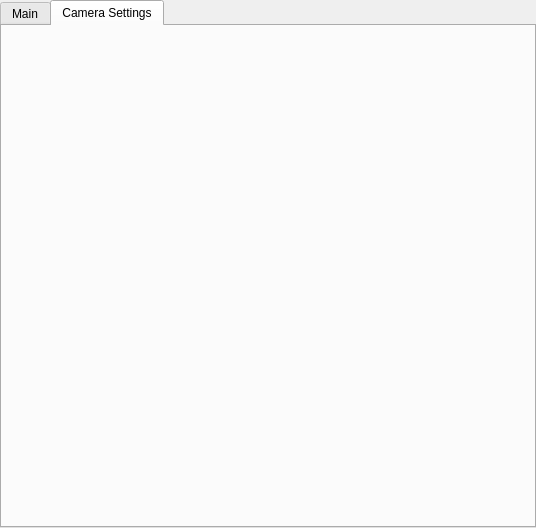
Qt form src/ves/conductor/qt/CameraPlacementTool.ui (multitudinous/ve-suite) before a commit.
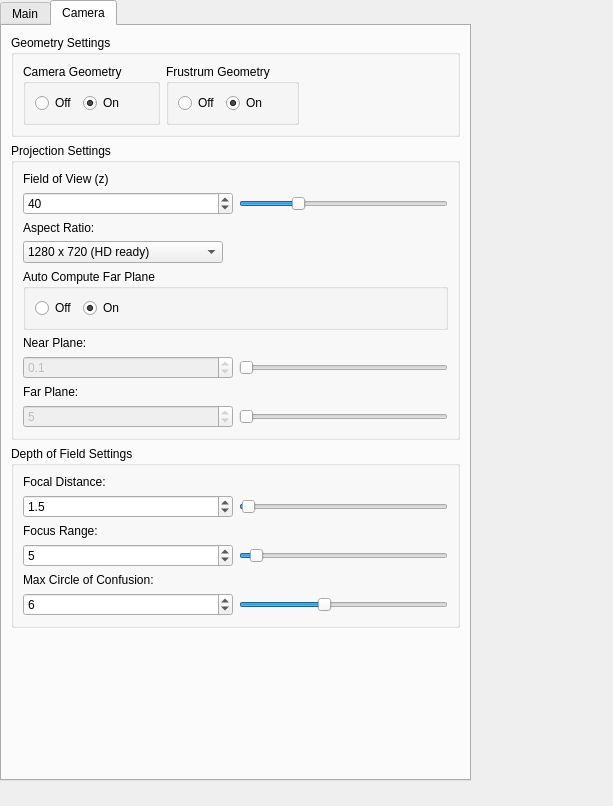
The same form after that commit. The open tabs and pages were chosen to show the change. Icons and pictures are not drawn.

Commit message: update qt panes.

Diff of the .ui file:
```diff
--- a/src/ves/conductor/qt/CameraPlacementTool.ui
+++ b/src/ves/conductor/qt/CameraPlacementTool.ui
@@ -6,22 +6,25 @@
    <rect>
     <x>0</x>
     <y>0</y>
-    <width>536</width>
-    <height>528</height>
+    <width>613</width>
+    <height>806</height>
    </rect>
   </property>
   <property name="windowTitle">
    <string>Form</string>
   </property>
-  <layout class="QHBoxLayout" name="horizontalLayout_5">
-   <property name="spacing">
-    <number>0</number>
-   </property>
-   <property name="margin">
-    <number>0</number>
-   </property>
-   <item>
     <widget class="QTabWidget" name="tabWidget">
+   <property name="geometry">
+    <rect>
+     <x>0</x>
+     <y>0</y>
+     <width>471</width>
+     <height>781</height>
+    </rect>
+   </property>
+   <property name="styleSheet">
+    <string notr="true"/>
+   </property>
      <property name="currentIndex">
       <number>0</number>
      </property>
@@ -255,12 +258,530 @@
      </widget>
      <widget class="QWidget" name="tab_2">
       <attribute name="title">
-       <string>Camera Settings</string>
-      </attribute>
-     </widget>
-    </widget>
-   </item>
-  </layout>
+     <string>Camera</string>
+    </attribute>
+    <layout class="QVBoxLayout" name="verticalLayout_22">
+     <item>
+      <widget class="QGroupBox" name="groupBox_6">
+       <property name="sizePolicy">
+        <sizepolicy hsizetype="Expanding" vsizetype="Fixed">
+         <horstretch>0</horstretch>
+         <verstretch>0</verstretch>
+        </sizepolicy>
+       </property>
+       <property name="styleSheet">
+        <string notr="true"/>
+       </property>
+       <property name="title">
+        <string>Geometry Settings</string>
+       </property>
+       <layout class="QVBoxLayout" name="verticalLayout_12">
+        <item>
+         <layout class="QHBoxLayout" name="horizontalLayout_9">
+          <property name="sizeConstraint">
+           <enum>QLayout::SetDefaultConstraint</enum>
+          </property>
+          <item>
+           <layout class="QHBoxLayout" name="horizontalLayout_5">
+            <item>
+             <widget class="QGroupBox" name="groupBox_9">
+              <property name="sizePolicy">
+               <sizepolicy hsizetype="Preferred" vsizetype="Fixed">
+                <horstretch>0</horstretch>
+                <verstretch>0</verstretch>
+               </sizepolicy>
+              </property>
+              <property name="title">
+               <string>Camera Geometry</string>
+              </property>
+              <layout class="QHBoxLayout" name="horizontalLayout_3">
+               <item>
+                <widget class="QRadioButton" name="radioButton">
+                 <property name="text">
+                  <string>Off</string>
+                 </property>
+                </widget>
+               </item>
+               <item>
+                <widget class="QRadioButton" name="radioButton_2">
+                 <property name="text">
+                  <string>On</string>
+                 </property>
+                 <property name="checked">
+                  <bool>true</bool>
+                 </property>
+                </widget>
+               </item>
+               <item>
+                <spacer name="horizontalSpacer">
+                 <property name="orientation">
+                  <enum>Qt::Horizontal</enum>
+                 </property>
+                 <property name="sizeHint" stdset="0">
+                  <size>
+                   <width>24</width>
+                   <height>16</height>
+                  </size>
+                 </property>
+                </spacer>
+               </item>
+              </layout>
+             </widget>
+            </item>
+            <item>
+             <widget class="QGroupBox" name="groupBox_10">
+              <property name="sizePolicy">
+               <sizepolicy hsizetype="Preferred" vsizetype="Fixed">
+                <horstretch>0</horstretch>
+                <verstretch>0</verstretch>
+               </sizepolicy>
+              </property>
+              <property name="title">
+               <string>Frustrum Geometry</string>
+              </property>
+              <layout class="QHBoxLayout" name="horizontalLayout_4">
+               <item>
+                <widget class="QRadioButton" name="radioButton_3">
+                 <property name="text">
+                  <string>Off</string>
+                 </property>
+                </widget>
+               </item>
+               <item>
+                <widget class="QRadioButton" name="radioButton_4">
+                 <property name="text">
+                  <string>On</string>
+                 </property>
+                 <property name="checked">
+                  <bool>true</bool>
+                 </property>
+                </widget>
+               </item>
+               <item>
+                <spacer name="horizontalSpacer_2">
+                 <property name="orientation">
+                  <enum>Qt::Horizontal</enum>
+                 </property>
+                 <property name="sizeHint" stdset="0">
+                  <size>
+                   <width>19</width>
+                   <height>3</height>
+                  </size>
+                 </property>
+                </spacer>
+               </item>
+              </layout>
+             </widget>
+            </item>
+           </layout>
+          </item>
+          <item>
+           <spacer name="horizontalSpacer_3">
+            <property name="orientation">
+             <enum>Qt::Horizontal</enum>
+            </property>
+            <property name="sizeHint" stdset="0">
+             <size>
+              <width>40</width>
+              <height>20</height>
+             </size>
+            </property>
+           </spacer>
+          </item>
+         </layout>
+        </item>
+       </layout>
+      </widget>
+     </item>
+     <item>
+      <widget class="QGroupBox" name="groupBox_7">
+       <property name="sizePolicy">
+        <sizepolicy hsizetype="Expanding" vsizetype="Fixed">
+         <horstretch>0</horstretch>
+         <verstretch>0</verstretch>
+        </sizepolicy>
+       </property>
+       <property name="title">
+        <string>Projection Settings</string>
+       </property>
+       <layout class="QVBoxLayout" name="verticalLayout_21">
+        <item>
+         <layout class="QVBoxLayout" name="verticalLayout_13">
+          <item>
+           <widget class="QLabel" name="label">
+            <property name="text">
+             <string>Field of View (z)</string>
+            </property>
+           </widget>
+          </item>
+          <item>
+           <layout class="QHBoxLayout" name="horizontalLayout_10">
+            <property name="sizeConstraint">
+             <enum>QLayout::SetMaximumSize</enum>
+            </property>
+            <item>
+             <widget class="QDoubleSpinBox" name="doubleSpinBox">
+              <property name="sizePolicy">
+               <sizepolicy hsizetype="Expanding" vsizetype="Fixed">
+                <horstretch>0</horstretch>
+                <verstretch>0</verstretch>
+               </sizepolicy>
+              </property>
+              <property name="decimals">
+               <number>0</number>
+              </property>
+              <property name="value">
+               <double>40.000000000000000</double>
+              </property>
+             </widget>
+            </item>
+            <item>
+             <widget class="QSlider" name="horizontalSlider_4">
+              <property name="maximum">
+               <number>150</number>
+              </property>
+              <property name="value">
+               <number>40</number>
+              </property>
+              <property name="orientation">
+               <enum>Qt::Horizontal</enum>
+              </property>
+             </widget>
+            </item>
+           </layout>
+          </item>
+         </layout>
+        </item>
+        <item>
+         <layout class="QVBoxLayout" name="verticalLayout_9">
+          <property name="sizeConstraint">
+           <enum>QLayout::SetMaximumSize</enum>
+          </property>
+          <item>
+           <widget class="QLabel" name="label_2">
+            <property name="text">
+             <string>Aspect Ratio:</string>
+            </property>
+           </widget>
+          </item>
+          <item>
+           <widget class="QComboBox" name="comboBox_2">
+            <property name="sizePolicy">
+             <sizepolicy hsizetype="Fixed" vsizetype="Fixed">
+              <horstretch>0</horstretch>
+              <verstretch>0</verstretch>
+             </sizepolicy>
+            </property>
+            <property name="minimumSize">
+             <size>
+              <width>200</width>
+              <height>0</height>
+             </size>
+            </property>
+            <item>
+             <property name="text">
+              <string>1280 x 720 (HD ready)</string>
+             </property>
+            </item>
+           </widget>
+          </item>
+         </layout>
+        </item>
+        <item>
+         <widget class="QGroupBox" name="groupBox_11">
+          <property name="title">
+           <string>Auto Compute Far Plane</string>
+          </property>
+          <layout class="QVBoxLayout" name="verticalLayout_14">
+           <item>
+            <layout class="QHBoxLayout" name="horizontalLayout_12">
+             <item>
+              <layout class="QHBoxLayout" name="horizontalLayout_11">
+               <item>
+                <widget class="QRadioButton" name="radioButton_5">
+                 <property name="text">
+                  <string>Off</string>
+                 </property>
+                </widget>
+               </item>
+               <item>
+                <widget class="QRadioButton" name="radioButton_6">
+                 <property name="text">
+                  <string>On</string>
+                 </property>
+                 <property name="checked">
+                  <bool>true</bool>
+                 </property>
+                </widget>
+               </item>
+              </layout>
+             </item>
+             <item>
+              <spacer name="horizontalSpacer_4">
+               <property name="orientation">
+                <enum>Qt::Horizontal</enum>
+               </property>
+               <property name="sizeHint" stdset="0">
+                <size>
+                 <width>40</width>
+                 <height>20</height>
+                </size>
+               </property>
+              </spacer>
+             </item>
+            </layout>
+           </item>
+          </layout>
+         </widget>
+        </item>
+        <item>
+         <layout class="QVBoxLayout" name="verticalLayout_7">
+          <item>
+           <widget class="QLabel" name="label_3">
+            <property name="text">
+             <string>Near Plane:</string>
+            </property>
+           </widget>
+          </item>
+          <item>
+           <layout class="QHBoxLayout" name="horizontalLayout_13">
+            <item>
+             <widget class="QDoubleSpinBox" name="doubleSpinBox_2">
+              <property name="enabled">
+               <bool>false</bool>
+              </property>
+              <property name="sizePolicy">
+               <sizepolicy hsizetype="Expanding" vsizetype="Fixed">
+                <horstretch>0</horstretch>
+                <verstretch>0</verstretch>
+               </sizepolicy>
+              </property>
+              <property name="decimals">
+               <number>1</number>
+              </property>
+              <property name="value">
+               <double>0.100000000000000</double>
+              </property>
+             </widget>
+            </item>
+            <item>
+             <widget class="QSlider" name="horizontalSlider_5">
+              <property name="enabled">
+               <bool>false</bool>
+              </property>
+              <property name="orientation">
+               <enum>Qt::Horizontal</enum>
+              </property>
+             </widget>
+            </item>
+           </layout>
+          </item>
+         </layout>
+        </item>
+        <item>
+         <layout class="QVBoxLayout" name="verticalLayout_8">
+          <item>
+           <widget class="QLabel" name="label_4">
+            <property name="text">
+             <string>Far Plane:</string>
+            </property>
+           </widget>
+          </item>
+          <item>
+           <layout class="QHBoxLayout" name="horizontalLayout_14">
+            <item>
+             <widget class="QDoubleSpinBox" name="doubleSpinBox_3">
+              <property name="enabled">
+               <bool>false</bool>
+              </property>
+              <property name="sizePolicy">
+               <sizepolicy hsizetype="Expanding" vsizetype="Fixed">
+                <horstretch>0</horstretch>
+                <verstretch>0</verstretch>
+               </sizepolicy>
+              </property>
+              <property name="decimals">
+               <number>0</number>
+              </property>
+              <property name="value">
+               <double>5.000000000000000</double>
+              </property>
+             </widget>
+            </item>
+            <item>
+             <widget class="QSlider" name="horizontalSlider_6">
+              <property name="enabled">
+               <bool>false</bool>
+              </property>
+              <property name="orientation">
+               <enum>Qt::Horizontal</enum>
+              </property>
+             </widget>
+            </item>
+           </layout>
+          </item>
+         </layout>
+        </item>
+       </layout>
+      </widget>
+     </item>
+     <item>
+      <widget class="QGroupBox" name="groupBox_8">
+       <property name="sizePolicy">
+        <sizepolicy hsizetype="Expanding" vsizetype="Fixed">
+         <horstretch>0</horstretch>
+         <verstretch>0</verstretch>
+        </sizepolicy>
+       </property>
+       <property name="title">
+        <string>Depth of Field Settings</string>
+       </property>
+       <layout class="QVBoxLayout" name="verticalLayout_20">
+        <item>
+         <layout class="QVBoxLayout" name="verticalLayout_4">
+          <item>
+           <widget class="QLabel" name="label_5">
+            <property name="text">
+             <string>Focal Distance:</string>
+            </property>
+           </widget>
+          </item>
+          <item>
+           <layout class="QHBoxLayout" name="horizontalLayout_15">
+            <item>
+             <widget class="QDoubleSpinBox" name="doubleSpinBox_4">
+              <property name="sizePolicy">
+               <sizepolicy hsizetype="Expanding" vsizetype="Fixed">
+                <horstretch>0</horstretch>
+                <verstretch>0</verstretch>
+               </sizepolicy>
+              </property>
+              <property name="decimals">
+               <number>1</number>
+              </property>
+              <property name="value">
+               <double>1.500000000000000</double>
+              </property>
+             </widget>
+            </item>
+            <item>
+             <widget class="QSlider" name="horizontalSlider_7">
+              <property name="value">
+               <number>1</number>
+              </property>
+              <property name="orientation">
+               <enum>Qt::Horizontal</enum>
+              </property>
+             </widget>
+            </item>
+           </layout>
+          </item>
+         </layout>
+        </item>
+        <item>
+         <layout class="QVBoxLayout" name="verticalLayout_10">
+          <item>
+           <widget class="QLabel" name="label_6">
+            <property name="text">
+             <string>Focus Range:</string>
+            </property>
+           </widget>
+          </item>
+          <item>
+           <layout class="QHBoxLayout" name="horizontalLayout_16">
+            <item>
+             <widget class="QDoubleSpinBox" name="doubleSpinBox_5">
+              <property name="sizePolicy">
+               <sizepolicy hsizetype="Expanding" vsizetype="Fixed">
+                <horstretch>0</horstretch>
+                <verstretch>0</verstretch>
+               </sizepolicy>
+              </property>
+              <property name="decimals">
+               <number>0</number>
+              </property>
+              <property name="value">
+               <double>5.000000000000000</double>
+              </property>
+             </widget>
+            </item>
+            <item>
+             <widget class="QSlider" name="horizontalSlider_8">
+              <property name="value">
+               <number>5</number>
+              </property>
+              <property name="orientation">
+               <enum>Qt::Horizontal</enum>
+              </property>
+             </widget>
+            </item>
+           </layout>
+          </item>
+         </layout>
+        </item>
+        <item>
+         <layout class="QVBoxLayout" name="verticalLayout_11">
+          <item>
+           <widget class="QLabel" name="label_7">
+            <property name="text">
+             <string>Max Circle of Confusion:</string>
+            </property>
+           </widget>
+          </item>
+          <item>
+           <layout class="QHBoxLayout" name="horizontalLayout_17">
+            <item>
+             <widget class="QDoubleSpinBox" name="doubleSpinBox_6">
+              <property name="sizePolicy">
+               <sizepolicy hsizetype="Expanding" vsizetype="Fixed">
+                <horstretch>0</horstretch>
+                <verstretch>0</verstretch>
+               </sizepolicy>
+              </property>
+              <property name="decimals">
+               <number>0</number>
+              </property>
+              <property name="value">
+               <double>6.000000000000000</double>
+              </property>
+             </widget>
+            </item>
+            <item>
+             <widget class="QSlider" name="horizontalSlider_9">
+              <property name="maximum">
+               <number>15</number>
+              </property>
+              <property name="value">
+               <number>6</number>
+              </property>
+              <property name="orientation">
+               <enum>Qt::Horizontal</enum>
+              </property>
+             </widget>
+            </item>
+           </layout>
+          </item>
+         </layout>
+        </item>
+       </layout>
+      </widget>
+     </item>
+     <item>
+      <spacer name="verticalSpacer_4">
+       <property name="orientation">
+        <enum>Qt::Vertical</enum>
+       </property>
+       <property name="sizeHint" stdset="0">
+        <size>
+         <width>20</width>
+         <height>58</height>
+        </size>
+       </property>
+      </spacer>
+     </item>
+    </layout>
+   </widget>
+  </widget>
  </widget>
  <resources>
   <include location="propertyBrowser/icons.qrc"/>
```
Left out of the diff: 6 changed lines with no effect on the pictures. Lines whose indentation alone changed are shown as unchanged. The commit also changes 1 other file.
